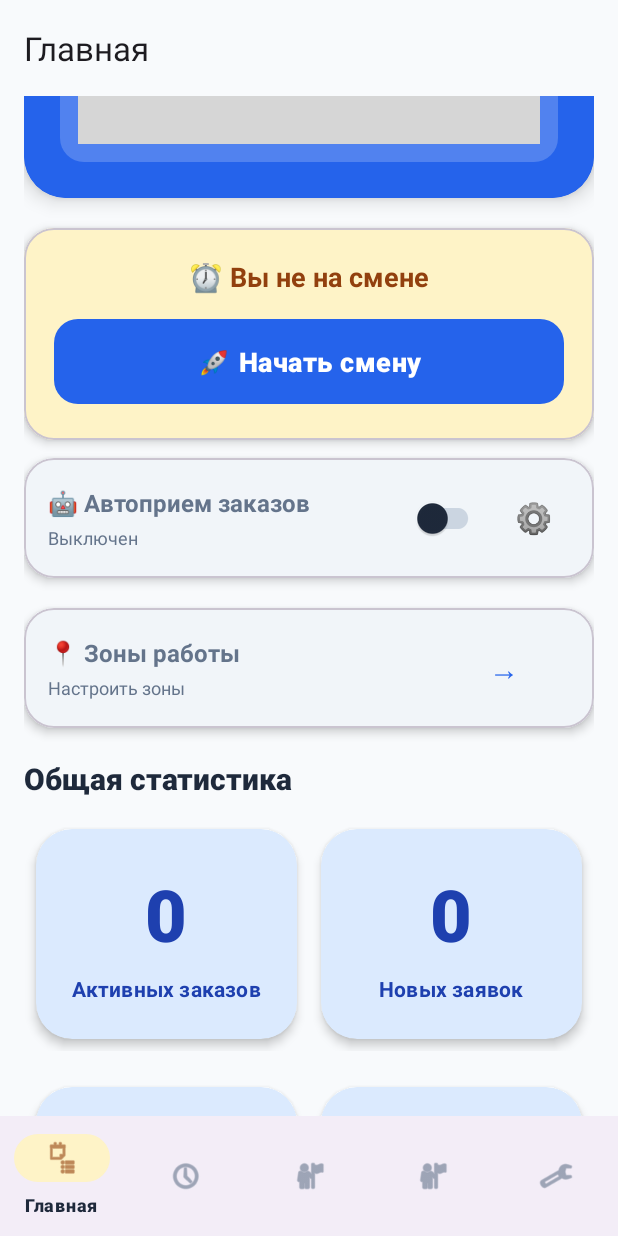
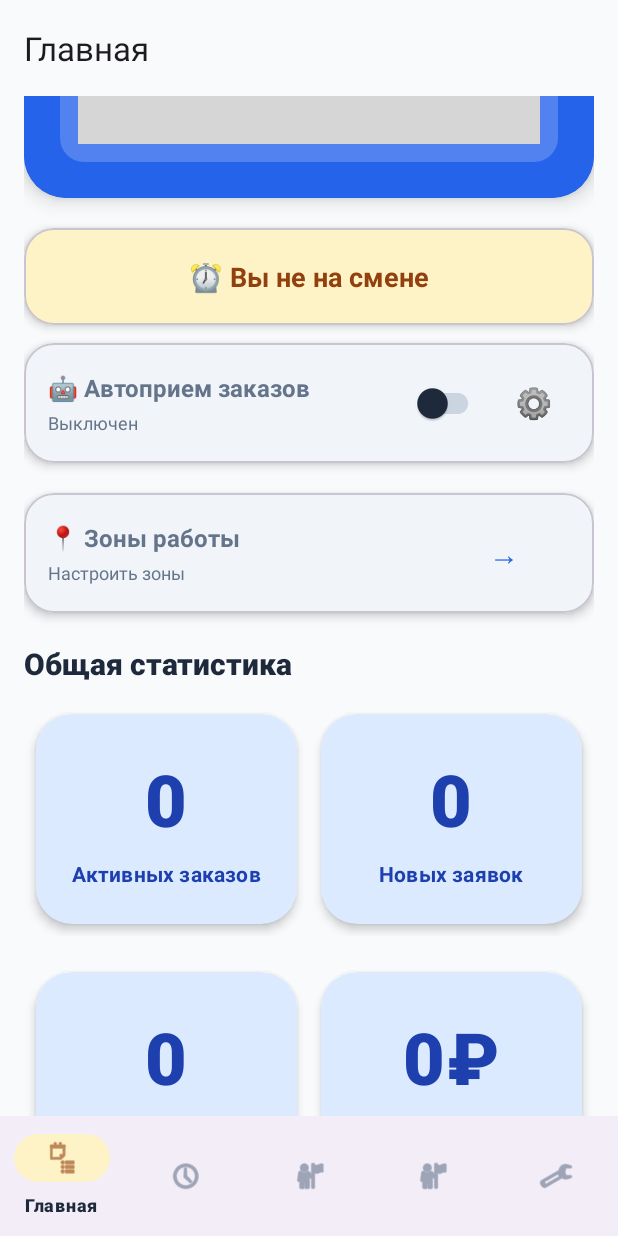
Before and after one commit to RubeRoid-creat/masterprofiapp, an Android app: the HomeFragment screen opened through its navigation route, scrolled down 476 dp, on a phone screen of 412 x 824 dp. Run offline under Robolectric (Android 15) with nearby library versions, the phone set to English and light mode, and no system bars; our stand-ins replace navigation-ui; libraries missing offline, so code that uses them is left out: com.github.mikephil.charting, com.yandex.mapkit; plain views replace LineChart; network calls fail; 4 statements that could not run were skipped; grey boxes are pictures that could not be loaded.

Commit message:
Remove shift button from home screen, make shift card clickable, change status text to 'РџСЂРёРјРёС‚Рµ Р·Р°СЏРІРєСѓ' when on shift

```diff
--- a/app/src/main/java/com/example/bestapp/ui/home/HomeFragment.kt
+++ b/app/src/main/java/com/example/bestapp/ui/home/HomeFragment.kt
@@ -215,20 +215,21 @@ class HomeFragment : Fragment() {
             val statusText = findViewById<TextView>(R.id.today_status)
             val statusIndicator = findViewById<View>(R.id.status_indicator)
             val shiftCard = findViewById<View>(R.id.shift_card)
-            val btnStartShift = findViewById<com.google.android.material.button.MaterialButton>(R.id.btn_start_shift_home)
+            val shiftStatusText = findViewById<TextView>(R.id.shift_status_text)
 
             if (todayStats.isShiftActive) {
-                statusText?.text = "На смене"
+                statusText?.text = "Примите заявку"
                 statusIndicator?.setBackgroundResource(R.drawable.circle_green)
                 shiftCard?.visibility = android.view.View.GONE
             } else {
                 statusText?.text = "Не на смене"
                 statusIndicator?.setBackgroundResource(R.drawable.circle_red)
                 shiftCard?.visibility = android.view.View.VISIBLE
+                shiftStatusText?.text = "⏰ Вы не на смене"
             }
 
-            // Кнопка "Начать смену"
-            btnStartShift?.setOnClickListener {
+            // Обработка нажатия на карточку смены
+            shiftCard?.setOnClickListener {
                 viewModel.toggleShift()
             }
 
--- a/app/src/main/res/layout/fragment_home.xml
+++ b/app/src/main/res/layout/fragment_home.xml
@@ -67,7 +67,7 @@
                 android:id="@+id/today_card"
                 layout="@layout/item_today_card" />
 
-            <!-- Кнопка "Начать смену" (если смена не активна) -->
+            <!-- Карточка статуса смены (если смена не активна) -->
             <com.google.android.material.card.MaterialCardView
                 android:id="@+id/shift_card"
                 android:layout_width="match_parent"
@@ -76,7 +76,10 @@
                 android:visibility="gone"
                 app:cardCornerRadius="20dp"
                 app:cardElevation="4dp"
-                app:cardBackgroundColor="?attr/colorSecondaryContainer">
+                app:cardBackgroundColor="?attr/colorSecondaryContainer"
+                android:clickable="true"
+                android:focusable="true"
+                android:foreground="?attr/selectableItemBackground">
 
                 <LinearLayout
                     android:layout_width="match_parent"
@@ -86,26 +89,13 @@
                     android:gravity="center">
 
                     <TextView
+                        android:id="@+id/shift_status_text"
                         android:layout_width="wrap_content"
                         android:layout_height="wrap_content"
                         android:text="⏰ Вы не на смене"
                         android:textSize="18sp"
                         android:textStyle="bold"
-                        android:textColor="?attr/colorOnSecondaryContainer"
-                        android:layout_marginBottom="12dp" />
-
-                    <com.google.android.material.button.MaterialButton
-                        android:id="@+id/btn_start_shift_home"
-                        android:layout_width="match_parent"
-                        android:layout_height="wrap_content"
-                        android:text="🚀 Начать смену"
-                        android:textSize="18sp"
-                        android:textStyle="bold"
-                        android:paddingVertical="16dp"
-                        android:letterSpacing="0.02"
-                        android:fontFamily="sans-serif-medium"
-                        app:cornerRadius="16dp"
-                        style="@style/Widget.Material3.Button" />
+                        android:textColor="?attr/colorOnSecondaryContainer" />
                 </LinearLayout>
             </com.google.android.material.card.MaterialCardView>
 
```
Also changed, not shown: app/src/main/java/com/example/bestapp/ui/home/HomeViewModel.kt (+27 -2 lines).
